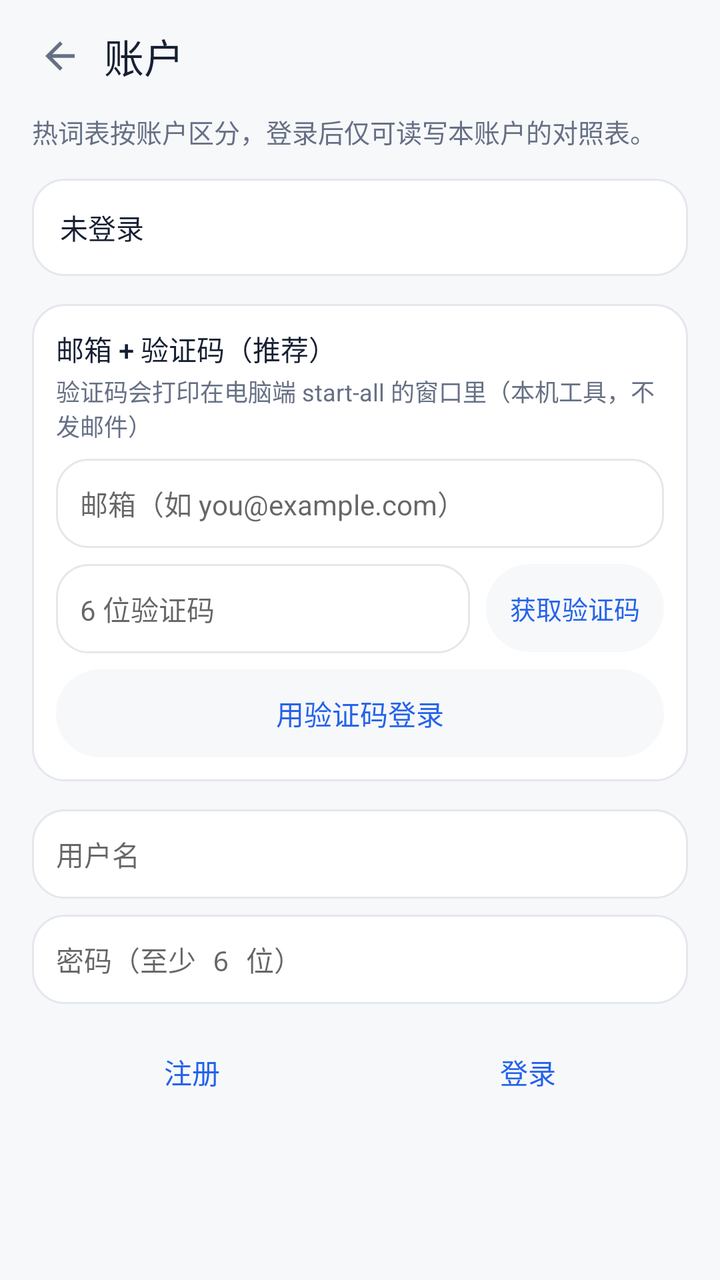
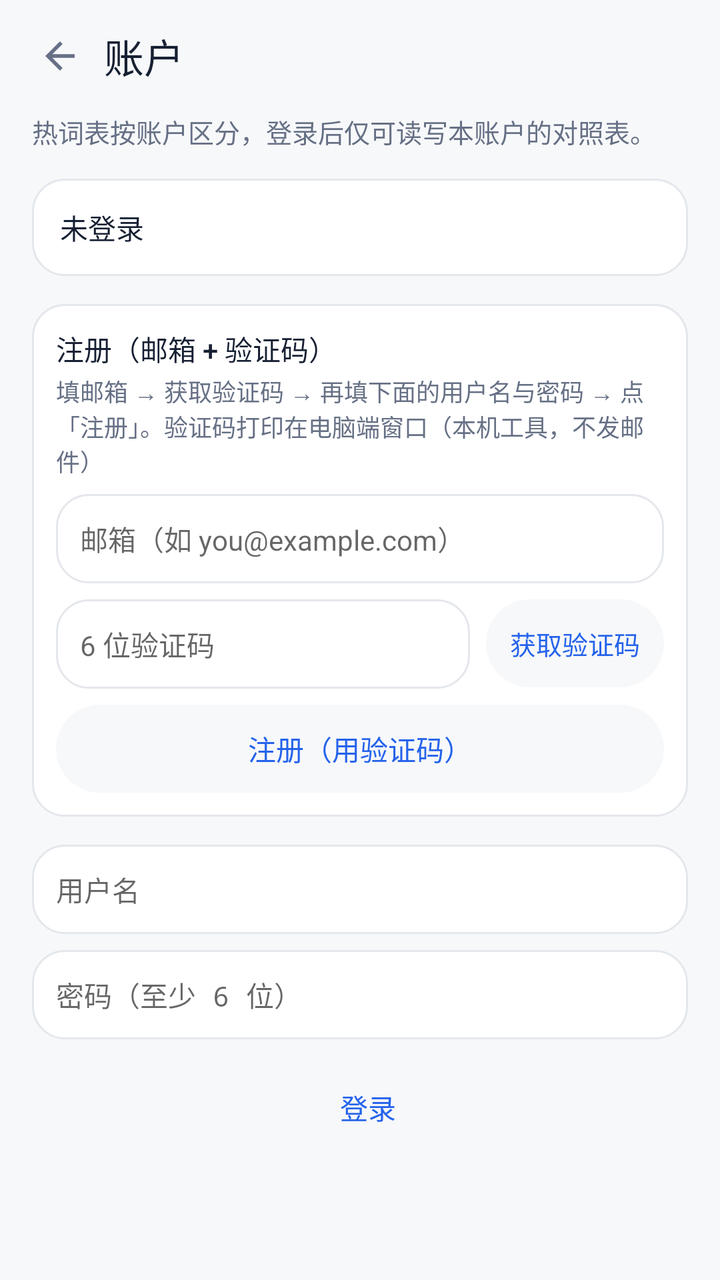

Screens rendered from an Android XML layout before and after an edit, with the pre-edit source and the edit as a unified diff.
<!-- AndroidManifest.xml: application theme AppTheme -->
<!-- res/layout/overlay_account.xml -->
<?xml version="1.0" encoding="utf-8"?>
<LinearLayout xmlns:android="http://schemas.android.com/apk/res/android"
    android:layout_width="match_parent"
    android:layout_height="match_parent"
    android:background="@color/page"
    android:orientation="vertical">

    <LinearLayout
        android:layout_width="match_parent"
        android:layout_height="56dp"
        android:gravity="center_vertical"
        android:orientation="horizontal"
        android:paddingStart="8dp"
        android:paddingEnd="16dp">

        <ImageView
            android:id="@+id/accountBack"
            android:layout_width="44dp"
            android:layout_height="44dp"
            android:background="@drawable/tap_icon_bare"
            android:clickable="true"
            android:contentDescription="@string/back"
            android:focusable="true"
            android:padding="11dp"
            android:src="@drawable/ic_back" />

        <TextView
            android:layout_width="0dp"
            android:layout_height="wrap_content"
            android:layout_weight="1"
            android:fontFamily="sans-serif-medium"
            android:text="@string/account_title"
            android:textColor="@color/ink"
            android:textSize="20sp" />
    </LinearLayout>

    <ScrollView
        android:layout_width="match_parent"
        android:layout_height="0dp"
        android:layout_weight="1"
        android:fillViewport="true">

        <LinearLayout
            android:layout_width="match_parent"
            android:layout_height="wrap_content"
            android:orientation="vertical"
            android:paddingStart="16dp"
            android:paddingEnd="16dp"
            android:paddingBottom="24dp">

            <TextView
                android:layout_width="match_parent"
                android:layout_height="wrap_content"
                android:text="@string/account_intro"
                android:textColor="@color/ink_soft"
                android:textSize="13sp" />

            
            <TextView
                android:id="@+id/accountState"
                android:layout_width="match_parent"
                android:layout_height="wrap_content"
                android:layout_marginTop="14dp"
                android:background="@drawable/bg_card"
                android:padding="14dp"
                android:text="@string/account_state_none"
                android:textColor="@color/ink"
                android:textSize="14sp" />

            
            <LinearLayout
                android:layout_width="match_parent"
                android:layout_height="wrap_content"
                android:layout_marginTop="14dp"
                android:background="@drawable/bg_card"
                android:orientation="vertical"
                android:padding="12dp">

                <TextView
                    android:layout_width="match_parent"
                    android:layout_height="wrap_content"
                    android:fontFamily="sans-serif-medium"
                    android:text="@string/account_email_title"
                    android:textColor="@color/ink"
                    android:textSize="14sp" />

                <TextView
                    android:layout_width="match_parent"
                    android:layout_height="wrap_content"
                    android:layout_marginTop="2dp"
                    android:text="@string/account_email_note"
                    android:textColor="@color/ink_soft"
                    android:textSize="12sp" />

                <EditText
                    android:id="@+id/accountEmail"
                    android:layout_width="match_parent"
                    android:layout_height="wrap_content"
                    android:layout_marginTop="8dp"
                    android:background="@drawable/bg_card"
                    android:hint="@string/account_email_hint"
                    android:inputType="textEmailAddress"
                    android:maxLines="1"
                    android:padding="12dp"
                    android:textColor="@color/ink"
                    android:textSize="14sp" />

                <LinearLayout
                    android:layout_width="match_parent"
                    android:layout_height="wrap_content"
                    android:layout_marginTop="8dp"
                    android:orientation="horizontal">

                    <EditText
                        android:id="@+id/accountCode"
                        android:layout_width="0dp"
                        android:layout_height="wrap_content"
                        android:layout_weight="1"
                        android:background="@drawable/bg_card"
                        android:hint="@string/account_code_hint"
                        android:inputType="number"
                        android:maxLines="1"
                        android:padding="12dp"
                        android:textColor="@color/ink"
                        android:textSize="14sp" />

                    <TextView
                        android:id="@+id/accountGetCode"
                        android:layout_width="wrap_content"
                        android:layout_height="44dp"
                        android:layout_marginStart="8dp"
                        android:background="@drawable/tap_pill"
                        android:clickable="true"
                        android:focusable="true"
                        android:gravity="center"
                        android:paddingStart="12dp"
                        android:paddingEnd="12dp"
                        android:text="@string/account_get_code"
                        android:textColor="@color/brand"
                        android:textSize="13sp" />
                </LinearLayout>

                <TextView
                    android:id="@+id/accountEmailLogin"
                    android:layout_width="match_parent"
                    android:layout_height="44dp"
                    android:layout_marginTop="8dp"
                    android:background="@drawable/tap_pill"
                    android:clickable="true"
                    android:focusable="true"
                    android:gravity="center"
                    android:text="@string/account_email_login"
                    android:textColor="@color/brand"
                    android:textSize="14sp" />
            </LinearLayout>

            <EditText
                android:id="@+id/accountUsername"
                android:layout_width="match_parent"
                android:layout_height="wrap_content"
                android:layout_marginTop="14dp"
                android:background="@drawable/bg_card"
                android:hint="@string/account_username"
                android:inputType="text"
                android:maxLines="1"
                android:padding="12dp"
                android:textColor="@color/ink"
                android:textSize="14sp" />

            <EditText
                android:id="@+id/accountPassword"
                android:layout_width="match_parent"
                android:layout_height="wrap_content"
                android:layout_marginTop="8dp"
                android:background="@drawable/bg_card"
                android:hint="@string/account_password_hint"
                android:inputType="textPassword"
                android:maxLines="1"
                android:padding="12dp"
                android:textColor="@color/ink"
                android:textSize="14sp" />

            <LinearLayout
                android:layout_width="match_parent"
                android:layout_height="wrap_content"
                android:layout_marginTop="12dp"
                android:orientation="horizontal">

                <TextView
                    android:id="@+id/accountRegister"
                    android:layout_width="0dp"
                    android:layout_height="44dp"
                    android:layout_weight="1"
                    android:background="@drawable/tap_pill"
                    android:clickable="true"
                    android:focusable="true"
                    android:gravity="center"
                    android:text="@string/account_register"
                    android:textColor="@color/brand"
                    android:textSize="14sp" />

                <TextView
                    android:id="@+id/accountLogin"
                    android:layout_width="0dp"
                    android:layout_height="44dp"
                    android:layout_marginStart="8dp"
                    android:layout_weight="1"
                    android:background="@drawable/tap_pill"
                    android:clickable="true"
                    android:focusable="true"
                    android:gravity="center"
                    android:text="@string/account_login"
                    android:textColor="@color/brand"
                    android:textSize="14sp" />
            </LinearLayout>

            <TextView
                android:id="@+id/accountLogout"
                android:layout_width="match_parent"
                android:layout_height="44dp"
                android:layout_marginTop="8dp"
                android:background="@drawable/tap_pill"
                android:clickable="true"
                android:focusable="true"
                android:gravity="center"
                android:text="@string/account_logout"
                android:textColor="@color/err"
                android:textSize="14sp"
                android:visibility="gone" />

            
            <TextView
                android:id="@+id/accountTokenTitle"
                android:layout_width="match_parent"
                android:layout_height="wrap_content"
                android:layout_marginTop="16dp"
                android:fontFamily="sans-serif-medium"
                android:text="@string/account_token_title"
                android:textColor="@color/ink_soft"
                android:textSize="13sp"
                android:visibility="gone" />

            <TextView
                android:id="@+id/accountToken"
                android:layout_width="match_parent"
                android:layout_height="wrap_content"
                android:layout_marginTop="4dp"
                android:background="@drawable/bg_card"
                android:fontFamily="monospace"
                android:padding="12dp"
                android:textColor="@color/ink_soft"
                android:textIsSelectable="true"
                android:textSize="11sp"
                android:visibility="gone" />

            <TextView
                android:id="@+id/accountStatus"
                android:layout_width="match_parent"
                android:layout_height="wrap_content"
                android:layout_marginTop="12dp"
                android:textColor="@color/ink_soft"
                android:textSize="13sp" />
        </LinearLayout>
    </ScrollView>
</LinearLayout>
<!-- resources referenced by this layout -->
<resources>
  <color name="brand">#2563EB</color>
  <color name="err">#D92D20</color>
  <color name="ink">#172033</color>
  <color name="ink_soft">#667085</color>
  <color name="page">#F7F8FA</color>
  <!-- drawable bg_card (drawable) -->
  <?xml version="1.0" encoding="utf-8"?>
  <shape xmlns:android="http://schemas.android.com/apk/res/android" android:shape="rectangle">
      <solid android:color="@color/surface" />
      <stroke android:width="1dp" android:color="@color/line" />
      <corners android:radius="16dp" />
  </shape>
  <!-- drawable ic_back (drawable) -->
  <?xml version="1.0" encoding="utf-8"?>
  <vector xmlns:android="http://schemas.android.com/apk/res/android"
      android:width="22dp" android:height="22dp"
      android:viewportWidth="24" android:viewportHeight="24">
      <path android:fillColor="@color/ink_soft"
          android:pathData="M20,11H7.83l5.59,-5.59L12,4l-8,8 8,8 1.41,-1.41L7.83,13H20v-2z" />
  </vector>
  <!-- drawable tap_icon_bare (drawable) -->
  <?xml version="1.0" encoding="utf-8"?>
  <ripple xmlns:android="http://schemas.android.com/apk/res/android"
      android:color="@color/ripple_light">
      <item>
          <shape android:shape="oval">
              <solid android:color="#00000000" />
          </shape>
      </item>
  </ripple>
  <!-- drawable tap_pill (drawable) -->
  <?xml version="1.0" encoding="utf-8"?>
  <ripple xmlns:android="http://schemas.android.com/apk/res/android"
      android:color="@color/ripple_light">
      <item android:drawable="@drawable/bg_pill" />
  </ripple>
  <string name="account_code_hint">6 位验证码</string>
  <string name="account_email_hint">邮箱（如 you@example.com）</string>
  <string name="account_email_login">用验证码登录</string>
  <string name="account_email_note">验证码会打印在电脑端 start-all 的窗口里（本机工具，不发邮件）</string>
  <string name="account_email_title">邮箱 + 验证码（推荐）</string>
  <string name="account_get_code">获取验证码</string>
  <string name="account_intro">热词表按账户区分，登录后仅可读写本账户的对照表。</string>
  <string name="account_login">登录</string>
  <string name="account_logout">注销这台设备的登录</string>
  <string name="account_password_hint">密码（至少 6 位）</string>
  <string name="account_register">注册</string>
  <string name="account_state_none">未登录</string>
  <string name="account_title">账户</string>
  <string name="account_token_title">当前 token</string>
  <string name="account_username">用户名</string>
  <string name="back">返回</string>
  <style name="AppTheme" parent="@android:style/Theme.Material.Light.NoActionBar">
          <item name="android:windowBackground">@color/page</item>
          <item name="android:statusBarColor">@color/page</item>
          <item name="android:windowLightStatusBar">true</item>
          <item name="android:navigationBarColor">@color/page</item>
          <item name="android:colorAccent">@color/brand</item>
      </style>
  <color name="surface">#FFFFFF</color>
  <color name="line">#E4E7EC</color>
  <color name="ripple_light">#14000000</color>
  <!-- drawable bg_pill (drawable) -->
  <?xml version="1.0" encoding="utf-8"?>
  <shape xmlns:android="http://schemas.android.com/apk/res/android" android:shape="rectangle">
      <solid android:color="@color/page" />
      <corners android:radius="22dp" />
  </shape>
</resources>

<!-- the commit's change to res/layout/overlay_account.xml (unified diff, before → after) -->
@@ -186,8 +186,10 @@
                 android:layout_marginTop="12dp"
                 android:orientation="horizontal">
 
+                
                 <TextView
                     android:id="@+id/accountRegister"
+                    android:visibility="gone"
                     android:layout_width="0dp"
                     android:layout_height="44dp"
                     android:layout_weight="1"
<!-- resource entries referenced after the edit -->
@@ -38,9 +38,9 @@
   </ripple>
   <string name="account_code_hint">6 位验证码</string>
   <string name="account_email_hint">邮箱（如 you@example.com）</string>
-  <string name="account_email_login">用验证码登录</string>
-  <string name="account_email_note">验证码会打印在电脑端 start-all 的窗口里（本机工具，不发邮件）</string>
-  <string name="account_email_title">邮箱 + 验证码（推荐）</string>
+  <string name="account_email_login">注册（用验证码）</string>
+  <string name="account_email_note">填邮箱 → 获取验证码 → 再填下面的用户名与密码 → 点「注册」。验证码打印在电脑端窗口（本机工具，不发邮件）</string>
+  <string name="account_email_title">注册（邮箱 + 验证码）</string>
   <string name="account_get_code">获取验证码</string>
   <string name="account_intro">热词表按账户区分，登录后仅可读写本账户的对照表。</string>
   <string name="account_login">登录</string>
